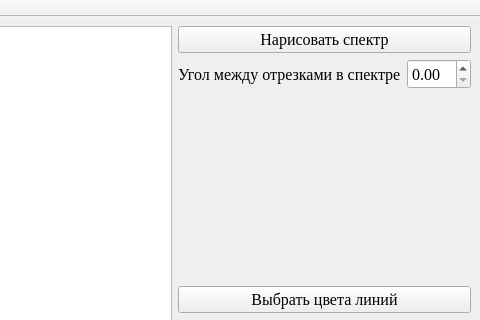
Old version of the form 2_lab/main.ui in the repository needsomesleeptd/Compgraph; both pictures show x 730 to 1210 and y 0 to 320 of the 1210 by 778 pixel window.
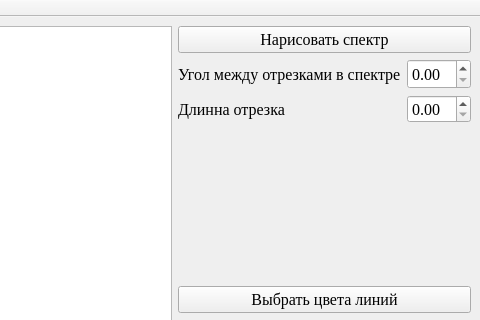
New version of the form. Custom widgets are drawn as their Qt base class.

Commit message: made spectre

```diff
--- a/2_lab/main.ui
+++ b/2_lab/main.ui
@@ -73,6 +73,29 @@
             </property>
            </widget>
           </item>
+          <item row="1" column="0">
+           <widget class="QLabel" name="Label_2">
+            <property name="font">
+             <font>
+              <family>Times New Roman</family>
+              <pointsize>12</pointsize>
+             </font>
+            </property>
+            <property name="text">
+             <string>Длинна отрезка</string>
+            </property>
+           </widget>
+          </item>
+          <item row="1" column="1">
+           <widget class="QDoubleSpinBox" name="spectre_line_len">
+            <property name="font">
+             <font>
+              <family>Times New Roman</family>
+              <pointsize>12</pointsize>
+             </font>
+            </property>
+           </widget>
+          </item>
          </layout>
         </item>
         <item>
```
The commit also changes 5 other files.
